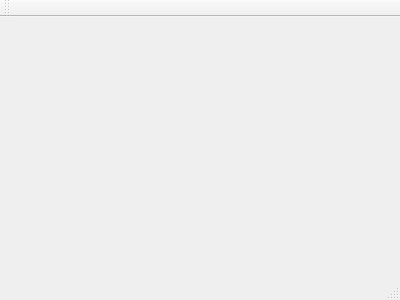
Before: the Qt Designer form mainwindow.ui in MangoMaster/qt_microfluidic_chip_simulator, drawn with Qt 5.
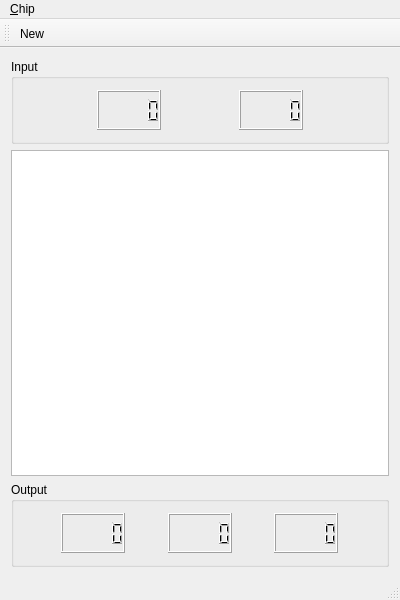
After: the same form once the commit is applied.

What changed in the file:
```diff
--- a/mainwindow.ui
+++ b/mainwindow.ui
@@ -1,24 +1,190 @@
 <ui version="4.0">
  <class>MainWindow</class>
- <widget class="QMainWindow" name="MainWindow" >
-  <property name="geometry" >
+ <widget class="QMainWindow" name="MainWindow">
+  <property name="geometry">
    <rect>
     <x>0</x>
     <y>0</y>
     <width>400</width>
-    <height>300</height>
+    <height>600</height>
    </rect>
   </property>
   <property name="windowTitle" >
    <string>MainWindow</string>
   </property>
-  <widget class="QMenuBar" name="menuBar" />
-  <widget class="QToolBar" name="mainToolBar" />
-  <widget class="QWidget" name="centralWidget" />
-  <widget class="QStatusBar" name="statusBar" />
+  <widget class="QWidget" name="centralWidget">
+   <layout class="QVBoxLayout" name="verticalLayout">
+    <item>
+     <widget class="QGroupBox" name="groupBox">
+      <property name="title">
+       <string>Input</string>
+      </property>
+      <layout class="QGridLayout" name="gridLayout">
+       <item row="0" column="0">
+        <layout class="QHBoxLayout" name="horizontalLayout">
+         <item>
+          <spacer name="horizontalSpacer">
+           <property name="orientation">
+            <enum>Qt::Horizontal</enum>
+           </property>
+           <property name="sizeHint" stdset="0">
+            <size>
+             <width>40</width>
+             <height>40</height>
+            </size>
+           </property>
+          </spacer>
+         </item>
+         <item>
+          <widget class="QLCDNumber" name="lcdNumber"/>
+         </item>
+         <item>
+          <spacer name="horizontalSpacer_2">
+           <property name="orientation">
+            <enum>Qt::Horizontal</enum>
+           </property>
+           <property name="sizeHint" stdset="0">
+            <size>
+             <width>40</width>
+             <height>20</height>
+            </size>
+           </property>
+          </spacer>
+         </item>
+         <item>
+          <widget class="QLCDNumber" name="lcdNumber_2"/>
+         </item>
+         <item>
+          <spacer name="horizontalSpacer_3">
+           <property name="orientation">
+            <enum>Qt::Horizontal</enum>
+           </property>
+           <property name="sizeHint" stdset="0">
+            <size>
+             <width>40</width>
+             <height>20</height>
+            </size>
+           </property>
+          </spacer>
+         </item>
+        </layout>
+       </item>
+      </layout>
+     </widget>
+    </item>
+    <item>
+     <widget class="QGraphicsView" name="graphicsView"/>
+    </item>
+    <item>
+     <widget class="QGroupBox" name="groupBox_2">
+      <property name="title">
+       <string>Output</string>
+      </property>
+      <layout class="QGridLayout" name="gridLayout_2">
+       <item row="0" column="0">
+        <layout class="QHBoxLayout" name="horizontalLayout_2">
+         <item>
+          <spacer name="horizontalSpacer_4">
+           <property name="orientation">
+            <enum>Qt::Horizontal</enum>
+           </property>
+           <property name="sizeHint" stdset="0">
+            <size>
+             <width>40</width>
+             <height>40</height>
+            </size>
+           </property>
+          </spacer>
+         </item>
+         <item>
+          <widget class="QLCDNumber" name="lcdNumber_3"/>
+         </item>
+         <item>
+          <spacer name="horizontalSpacer_5">
+           <property name="orientation">
+            <enum>Qt::Horizontal</enum>
+           </property>
+           <property name="sizeHint" stdset="0">
+            <size>
+             <width>40</width>
+             <height>20</height>
+            </size>
+           </property>
+          </spacer>
+         </item>
+         <item>
+          <widget class="QLCDNumber" name="lcdNumber_4"/>
+         </item>
+         <item>
+          <spacer name="horizontalSpacer_6">
+           <property name="orientation">
+            <enum>Qt::Horizontal</enum>
+           </property>
+           <property name="sizeHint" stdset="0">
+            <size>
+             <width>40</width>
+             <height>20</height>
+            </size>
+           </property>
+          </spacer>
+         </item>
+         <item>
+          <widget class="QLCDNumber" name="lcdNumber_5"/>
+         </item>
+         <item>
+          <spacer name="horizontalSpacer_7">
+           <property name="orientation">
+            <enum>Qt::Horizontal</enum>
+           </property>
+           <property name="sizeHint" stdset="0">
+            <size>
+             <width>40</width>
+             <height>20</height>
+            </size>
+           </property>
+          </spacer>
+         </item>
+        </layout>
+       </item>
+      </layout>
+     </widget>
+    </item>
+   </layout>
+  </widget>
+  <widget class="QMenuBar" name="menuBar">
+   <property name="geometry">
+    <rect>
+     <x>0</x>
+     <y>0</y>
+     <width>400</width>
+     <height>39</height>
+    </rect>
+   </property>
+   <widget class="QMenu" name="menu_Settings">
+    <property name="title">
+     <string>&amp;Chip</string>
+    </property>
+    <addaction name="action_New"/>
+   </widget>
+   <addaction name="menu_Settings"/>
+  </widget>
+  <widget class="QToolBar" name="mainToolBar">
+   <attribute name="toolBarArea">
+    <enum>TopToolBarArea</enum>
+   </attribute>
+   <attribute name="toolBarBreak">
+    <bool>false</bool>
+   </attribute>
+   <addaction name="action_New"/>
+  </widget>
+  <widget class="QStatusBar" name="statusBar"/>
+  <action name="action_New">
+   <property name="text">
+    <string>&amp;New</string>
+   </property>
+  </action>
  </widget>
- <layoutDefault spacing="6" margin="11" />
- <pixmapfunction></pixmapfunction>
+ <layoutdefault spacing="6" margin="11"/>
  <resources/>
  <connections/>
 </ui>
```
Left out of the diff: 3 changed lines with no effect on the pictures.
